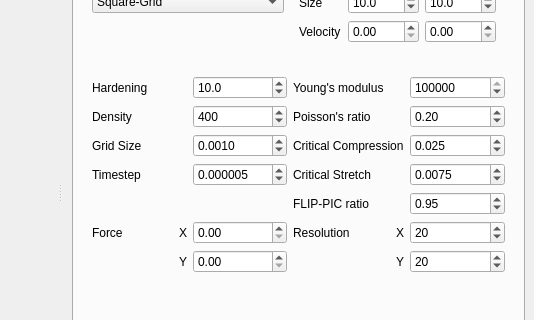
Old version of the form ui/MainWindow.ui in the repository rinafumoto/MPM; both pictures show x 489 to 1023 and y 119 to 439 of the 1023 by 644 pixel window.
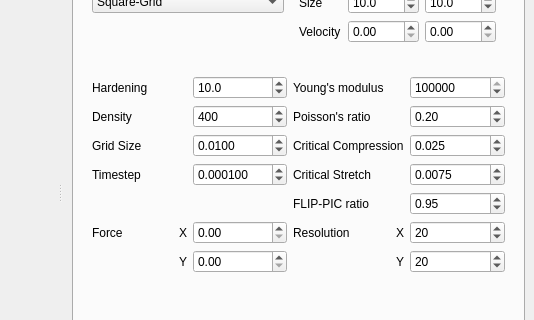
New version of the form.

Diff of the .ui file:
```diff
--- a/ui/MainWindow.ui
+++ b/ui/MainWindow.ui
@@ -263,7 +263,7 @@
                <number>6</number>
               </property>
               <property name="value">
-               <double>0.000005000000000</double>
+               <double>0.000100000000000</double>
               </property>
              </widget>
             </item>
@@ -316,7 +316,7 @@
                <double>0.000100000000000</double>
               </property>
               <property name="value">
-               <double>0.001000000000000</double>
+               <double>0.010000000000000</double>
               </property>
              </widget>
             </item>
```
Left out of the diff: 2 changed lines with no effect on the pictures.
